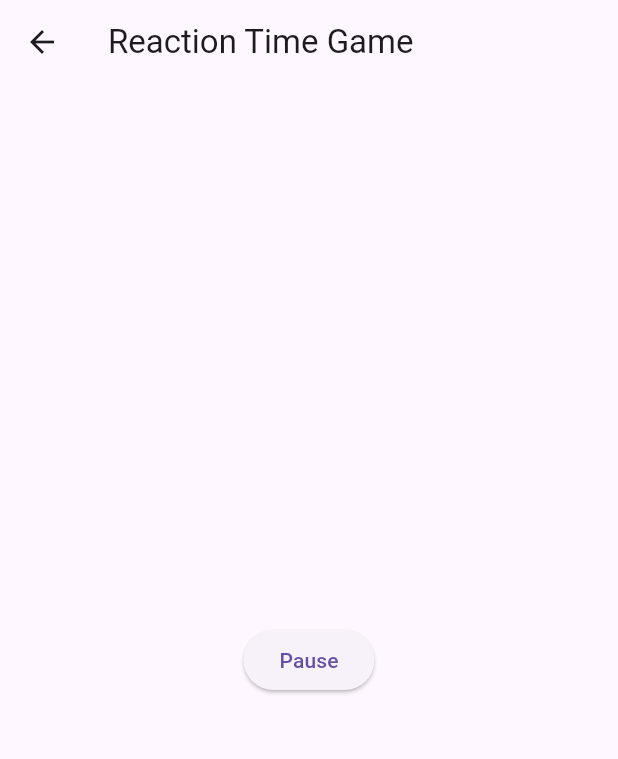
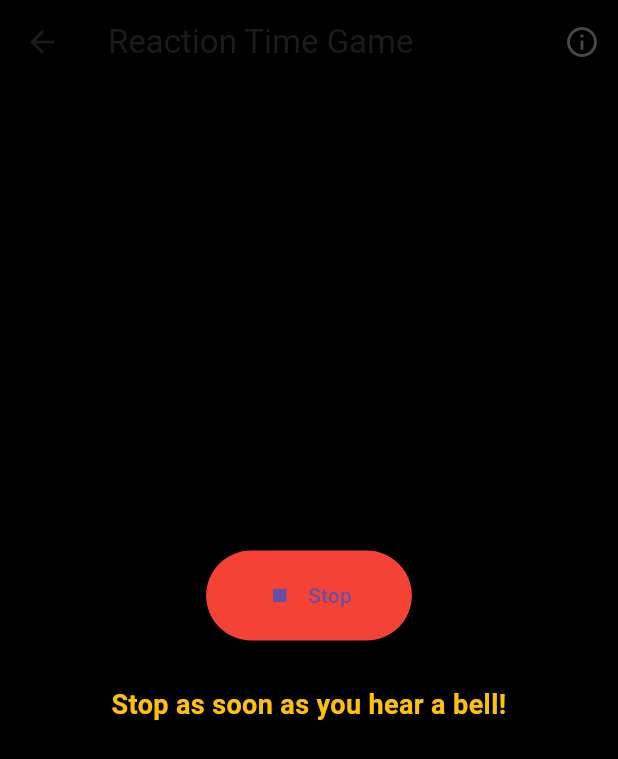
Before and after one commit to Kmann22/audivive, a Flutter app: the ReactionTimeGamePage screen opened directly, after a tap on "Play", on a phone screen of 412 x 824 dp. Shown: the top 759 px of the screen. Run offline on Flutter 3.47's test engine with Material 3 defaults, Android fonts, the phone set to English and light mode, and no system bars; our stand-ins replace audioplayers.

Commit message:
Done reaction feature

```diff
--- a/lib/pages/game_reaction.dart
+++ b/lib/pages/game_reaction.dart
@@ -1,3 +1,6 @@
+import 'dart:async';
+import 'dart:math';
+
 import 'package:flutter/material.dart';
 import 'package:audioplayers/audioplayers.dart';
 
@@ -9,75 +12,180 @@ class ReactionTimeGamePage extends StatefulWidget {
 }
 
 class _ReactionTimeGamePageState extends State<ReactionTimeGamePage> {
-  late AudioPlayer _audioPlayer;
+  late AudioPlayer _crowdAudioPlayer;
+  late AudioPlayer _bellAudioPlayer;
   bool isPlaying = false;
-  bool isPaused = false;
+  Timer? _bellTimer;
+  DateTime? _bellStartTime;
+  double? _reactionTime;
 
   @override
   void initState() {
     super.initState();
-    _audioPlayer = AudioPlayer();
-  }
-
-  // Function to play the audio
-  void playAudio() async {
-    try {
-      if (!isPlaying) {
-        await _audioPlayer.setSource(AssetSource('sound/bell.mp3'));
-        await _audioPlayer.play(AssetSource('sound/bell.mp3'));
-        setState(() {
-          isPlaying = true;
-          isPaused = false;
-        });
-      }
-    } catch (e) {
-      print("Error playing audio: $e");
-    }
-  }
-
-  // Function to pause the audio
-  void pauseAudio() async {
-    try {
-      if (isPlaying && !isPaused) {
-        await _audioPlayer.pause();
-        setState(() {
-          isPaused = true;
-        });
-      } else if (isPaused) {
-        await _audioPlayer.resume();
-        setState(() {
-          isPaused = false;
-        });
-      }
-    } catch (e) {
-      print("Error pausing audio: $e");
-    }
+    _crowdAudioPlayer = AudioPlayer();
+    _bellAudioPlayer = AudioPlayer();
   }
 
   @override
   void dispose() {
-    _audioPlayer.dispose();
+    _crowdAudioPlayer.dispose();
+    _bellAudioPlayer.dispose();
+    _bellTimer?.cancel();
     super.dispose();
+  }
+
+  void startGame() async {
+    try {
+      await _crowdAudioPlayer.setSource(AssetSource('sound/crowd.mp3'));
+      await _crowdAudioPlayer.setReleaseMode(ReleaseMode.loop);
+      await _crowdAudioPlayer.play(AssetSource('sound/crowd.mp3'));
+
+      final randomSeconds = Random().nextInt(10) + 5;
+      _bellTimer = Timer(Duration(seconds: randomSeconds), playBell);
+
+      setState(() {
+        isPlaying = true;
+        _reactionTime = null;
+      });
+    } catch (e) {
+      print("Error starting game: $e");
+    }
+  }
+
+  void playBell() async {
+    try {
+      _bellStartTime = DateTime.now();
+      await _bellAudioPlayer.setSource(AssetSource('sound/bell.mp3'));
+      await _bellAudioPlayer.play(AssetSource('sound/bell.mp3'));
+    } catch (e) {
+      print("Error playing bell: $e");
+    }
+  }
+
+  void stopGame() async {
+    try {
+      await _crowdAudioPlayer.stop();
+      await _bellAudioPlayer.stop();
+
+      if (_bellStartTime != null) {
+        final now = DateTime.now();
+        setState(() {
+          _reactionTime =
+              now.difference(_bellStartTime!).inMilliseconds / 1000.0;
+        });
+      }
+
+      _bellTimer?.cancel();
+      setState(() {
+        isPlaying = false;
+      });
+    } catch (e) {
+      print("Error stopping game: $e");
+    }
+  }
+
+  void showInfoDialog() {
+    showDialog(
+      context: context,
+      builder: (context) {
+        return AlertDialog(
+          backgroundColor: Colors.black,
+          title: const Text(
+            "Game Info",
+            style: TextStyle(color: Colors.white, fontWeight: FontWeight.bold),
+          ),
+          content: const Text(
+            "This game helps improve your auditory reaction time. "
+            "Listen to the crowd noise and stop as soon as you hear the bell. "
+            "Your reaction time will be displayed. Practice to improve your focus and reflexes!",
+            style: TextStyle(color: Colors.white70),
+          ),
+          actions: [
+            TextButton(
+              onPressed: () => Navigator.of(context).pop(),
+              child: const Text(
+                "Close",
+                style: TextStyle(color: Colors.blueAccent),
+              ),
+            ),
+          ],
+        );
+      },
+    );
   }
 
   @override
   Widget build(BuildContext context) {
     return Scaffold(
-      appBar: AppBar(title: const Text("Reaction Time Game")),
+      backgroundColor: Colors.black,
+      appBar: AppBar(
+        title: const Text("Reaction Time Game"),
+        backgroundColor: Colors.black,
+        actions: [
+          IconButton(
+            icon: const Icon(Icons.info_outline),
+            onPressed: showInfoDialog,
+          ),
+        ],
+      ),
       body: Center(
         child: Column(
           mainAxisAlignment: MainAxisAlignment.center,
           children: <Widget>[
             ElevatedButton(
-              onPressed: () {
-                if (isPlaying) {
-                  pauseAudio();
-                } else {
-                  playAudio();
-                }
-              },
-              child: Text(isPlaying && !isPaused ? 'Pause' : 'Play'),
+              onPressed: isPlaying ? stopGame : startGame,
+              style: ElevatedButton.styleFrom(
+                backgroundColor: isPlaying ? Colors.red : Colors.green,
+                shape: RoundedRectangleBorder(
+                  borderRadius: BorderRadius.circular(30.0),
+                ),
+                padding:
+                    const EdgeInsets.symmetric(horizontal: 40, vertical: 20),
+                elevation: 8,
+              ),
+              child: Row(
+                mainAxisSize: MainAxisSize.min,
+                children: [
+                  Icon(isPlaying ? Icons.stop : Icons.play_arrow),
+                  const SizedBox(width: 10),
+                  Text(isPlaying ? 'Stop' : 'Play'),
+                ],
+              ),
             ),
+            const SizedBox(height: 30),
+            if (!isPlaying)
+              const Text(
+                "Play the crowd audio and find the bell ring in it.",
+                textAlign: TextAlign.center,
+                style: TextStyle(color: Colors.white70, fontSize: 16),
+              ),
+            if (isPlaying)
+              const Text(
+                "Stop as soon as you hear a bell!",
+                textAlign: TextAlign.center,
+                style: TextStyle(
+                    color: Colors.amber,
+                    fontSize: 18,
+                    fontWeight: FontWeight.bold),
+              ),
+            const SizedBox(height: 30),
+            if (_reactionTime != null)
+              Card(
+                color: Colors.blueGrey.shade900,
+                elevation: 8,
+                margin: const EdgeInsets.symmetric(horizontal: 40),
+                child: Padding(
+                  padding: const EdgeInsets.all(20.0),
+                  child: Text(
+                    "Your reaction time: ${_reactionTime!.toStringAsFixed(2)} seconds",
+                    textAlign: TextAlign.center,
+                    style: const TextStyle(
+                        color: Colors.white,
+                        fontSize: 20,
+                        fontWeight: FontWeight.bold),
+                  ),
+                ),
+              ),
           ],
         ),
       ),
```
